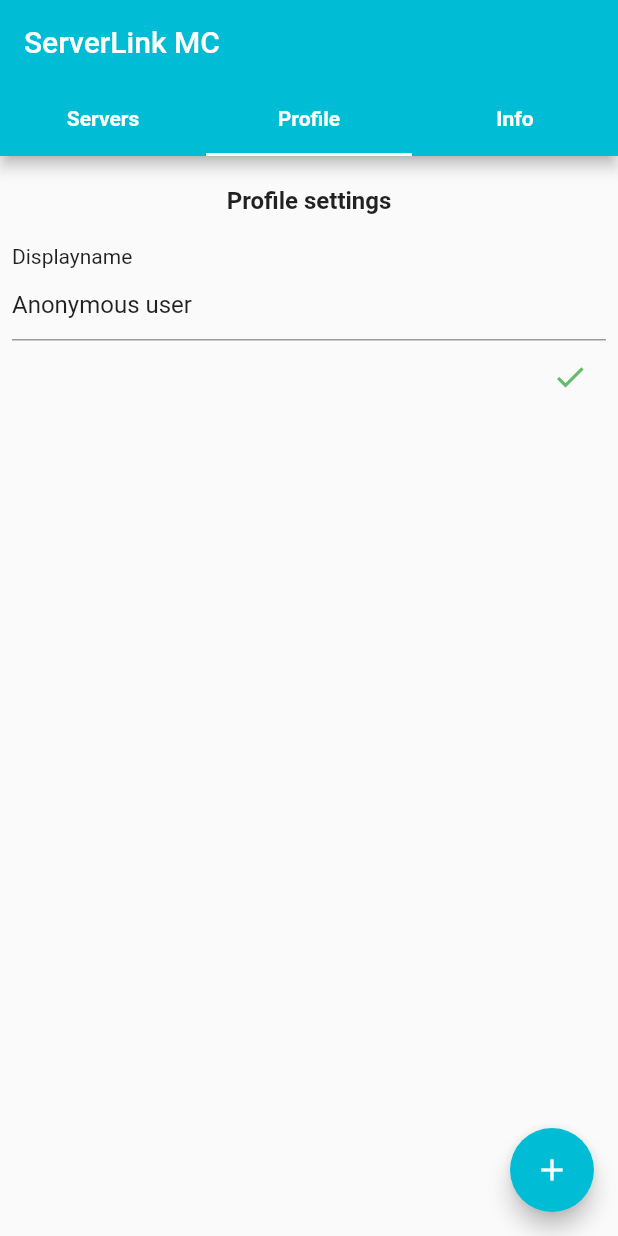
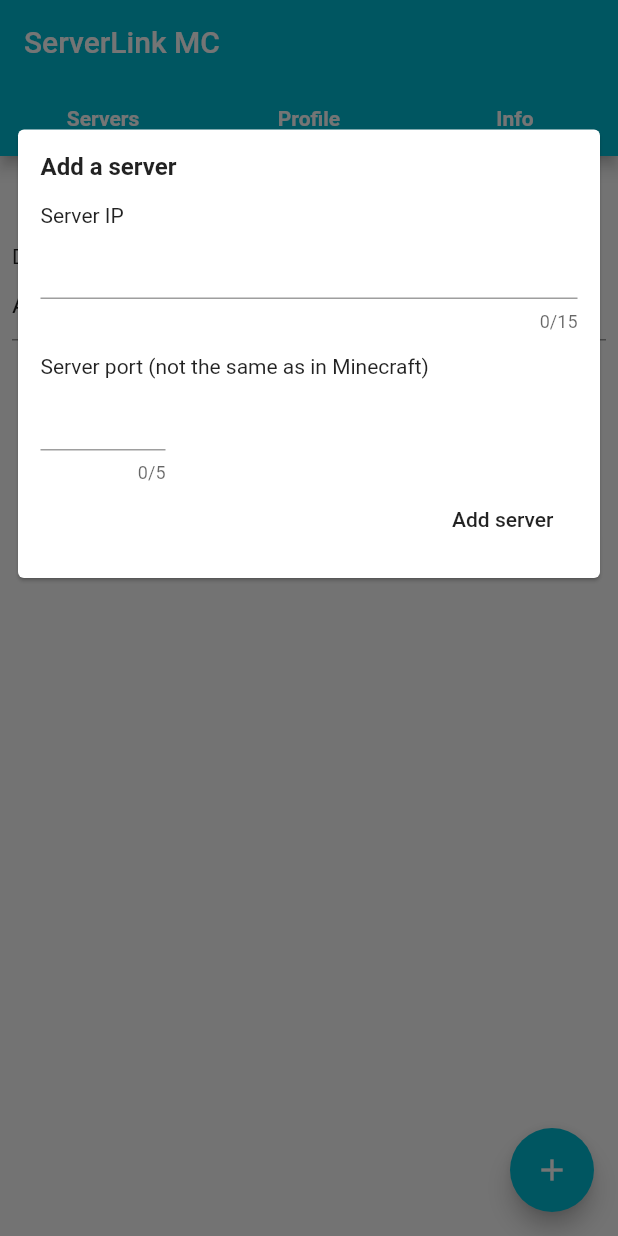
Before and after one commit to Nuytemans-Dieter/ServerLink, a Flutter app: the screen it shows after launch, tab 2 chosen, after a tap on the "add" icon, on a phone screen of 412 x 824 dp. Run offline on Flutter 3.47's test engine with Material 2 defaults, Android fonts, the phone set to English and light mode, and no system bars; our stand-ins replace package_info, shimmer; network calls fail.

Commit message:
Implement basic add server popup

```diff
--- /dev/null
+++ b/lib/user_interface/popup/add_server_popup.dart
@@ -0,0 +1,141 @@
+import 'package:flutter/material.dart';
+
+class AddServerPopup extends StatefulWidget{
+
+  @override
+  State<StatefulWidget> createState() {
+    return _AddServerPopupState();
+  }
+
+}
+
+class _AddServerPopupState extends State<AddServerPopup> {
+
+  String _ip = '';
+  String _port = '';
+
+  TextEditingController _ipFieldController;
+
+  @override
+  void initState()
+  {
+    super.initState();
+
+    _ipFieldController = new TextEditingController();
+  }
+
+  @override
+  Widget build(BuildContext context) {
+
+    double topSpacing = MediaQuery.of(context).size.height/10;
+    double width = MediaQuery.of(context).size.width;
+
+    return Column(
+      children: [
+        Padding(
+          padding: EdgeInsets.only(top: topSpacing, left: 8.0, right: 8.0),
+          child: Card(
+            child: Padding(
+              padding: const EdgeInsets.all(15.0),
+              child: Column(
+                crossAxisAlignment: CrossAxisAlignment.start,
+                children: [
+
+                  // Title
+                  Text(
+                    'Add a server',
+                    style: TextStyle(
+                      fontWeight: FontWeight.bold,
+                      fontSize: 16.0,
+                    ),
+                  ),
+
+                  SizedBox(
+                    height: 15.0,
+                  ),
+
+
+                  // Input server IP
+                  Text(
+                    'Server IP',
+                  ),
+
+                  TextFormField(
+                    keyboardType: TextInputType.number,
+                    controller: _ipFieldController,
+                    maxLength: 15,
+                    onChanged: (String value) async {
+
+                      // Detect back button usage
+                      if (value.length < _ip.length)
+                      {
+                        String lastIpChar = _ip.substring( _ip.length-1 );
+                        if (lastIpChar == '.')
+                        {
+                          await new Future.delayed(const Duration(milliseconds: 1));
+                          _ipFieldController.text = _ip.substring(0, _ip.length-2);
+
+                          // Move the cursor to the right
+                          _ipFieldController.selection = TextSelection.fromPosition(TextPosition(offset: _ipFieldController.text.length));
+                          setState(() {});
+                        }
+
+                        _ip = _ipFieldController.text;
+                        return;
+                      }
+
+                      String numbersOnly = value.replaceAll('.', '');
+                      String addedChar = _ipFieldController.text.substring( _ipFieldController.text.length-1 );
+
+                      if (numbersOnly.length % 3 == 0) {
+
+                        // This await is required to be able to add a character to the controller
+                        await new Future.delayed(const Duration(milliseconds: 1));
+
+                        // Add a dot
+                        if (addedChar != '.')
+                          _ipFieldController.text += '.';
+
+                        // Move the cursor to the right
+                        _ipFieldController.selection = TextSelection.fromPosition(TextPosition(offset: _ipFieldController.text.length));
+                        setState(() {});
+                      }
+
+                      // Keep the ip variable up to date
+                      _ip = _ipFieldController.text;
+                    },
+                  ),
+
+                  SizedBox(
+                    height: 15.0,
+                  ),
+
+                  // Input server port
+                  Text(
+                    'Server port (not the same as in Minecraft)',
+                  ),
+
+                  Padding(
+                    padding: EdgeInsets.only(right: width / 1.5),
+                    child: TextFormField(
+                      keyboardType: TextInputType.number,
+                      maxLength: 5,
+                    ),
+                  ),
+
+                  Align(
+                    alignment: Alignment.centerRight,
+                    child: FlatButton(
+                      onPressed: () => Navigator.pop(context),
+                      child: Text('Add server'),
+                    ),
+                  ),
+                ],
+              ),
+            ),
+          ),
+        ),
+      ],
+    );
+  }
+}
--- a/lib/user_interface/screen_holder.dart
+++ b/lib/user_interface/screen_holder.dart
@@ -1,4 +1,5 @@
 import 'package:flutter/material.dart';
+import 'package:server_link_client/user_interface/popup/add_server_popup.dart';
 import 'package:server_link_client/user_interface/tab_screen_wrapper.dart';
 import 'package:server_link_client/user_interface/tab_screens/info_screen.dart';
 import 'package:server_link_client/user_interface/tab_screens/profile_screen.dart';
@@ -80,7 +81,7 @@ class _ScreenHolderState extends State<ScreenHolder> with SingleTickerProviderSt
           Icons.add,
           color: widget.tabTextColor,
         ),
-        onPressed: () {print('Add server');},
+        onPressed: () => showDialog(context: context, child: AddServerPopup()),
       ),
     );
   }
```
